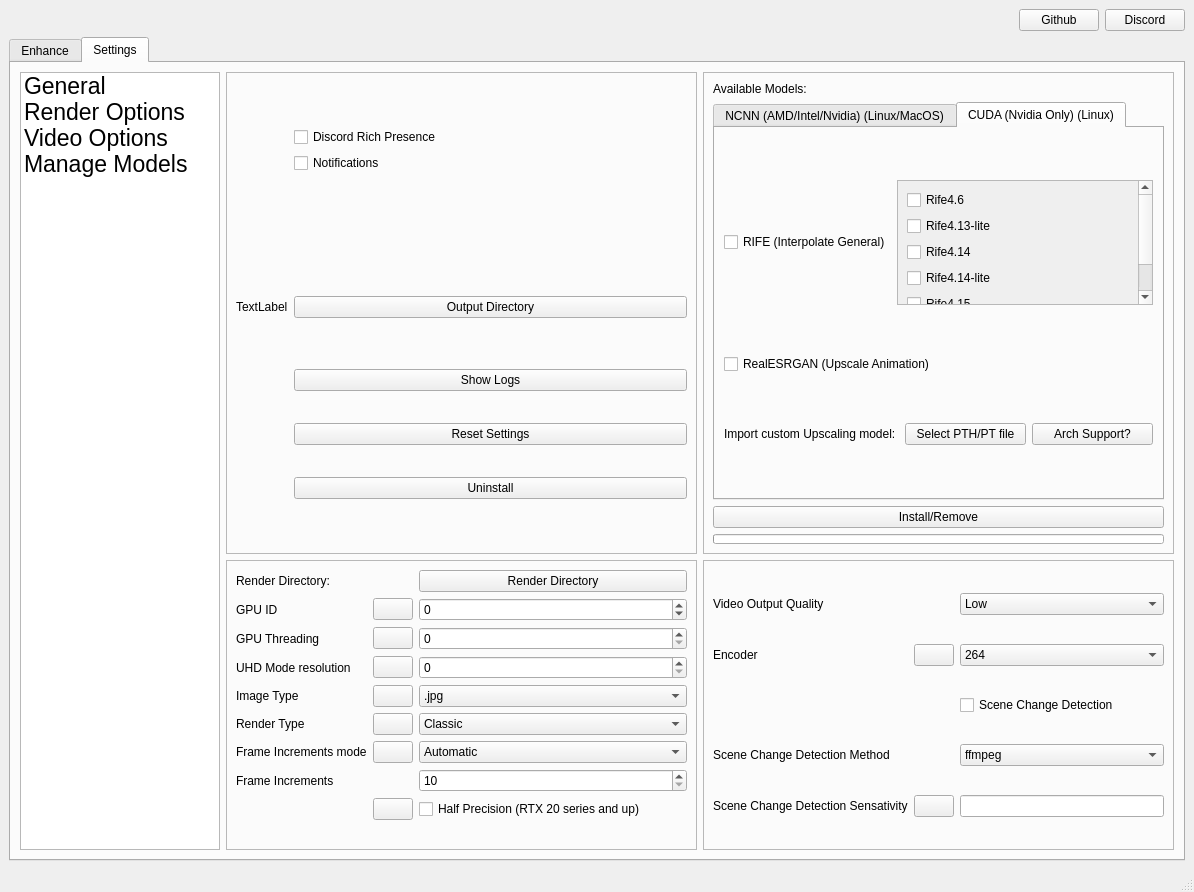
This is mainwindow.ui in TNTwise/REAL-Video-Enhancer as Qt 5 draws it before an edit. The edited form follows.
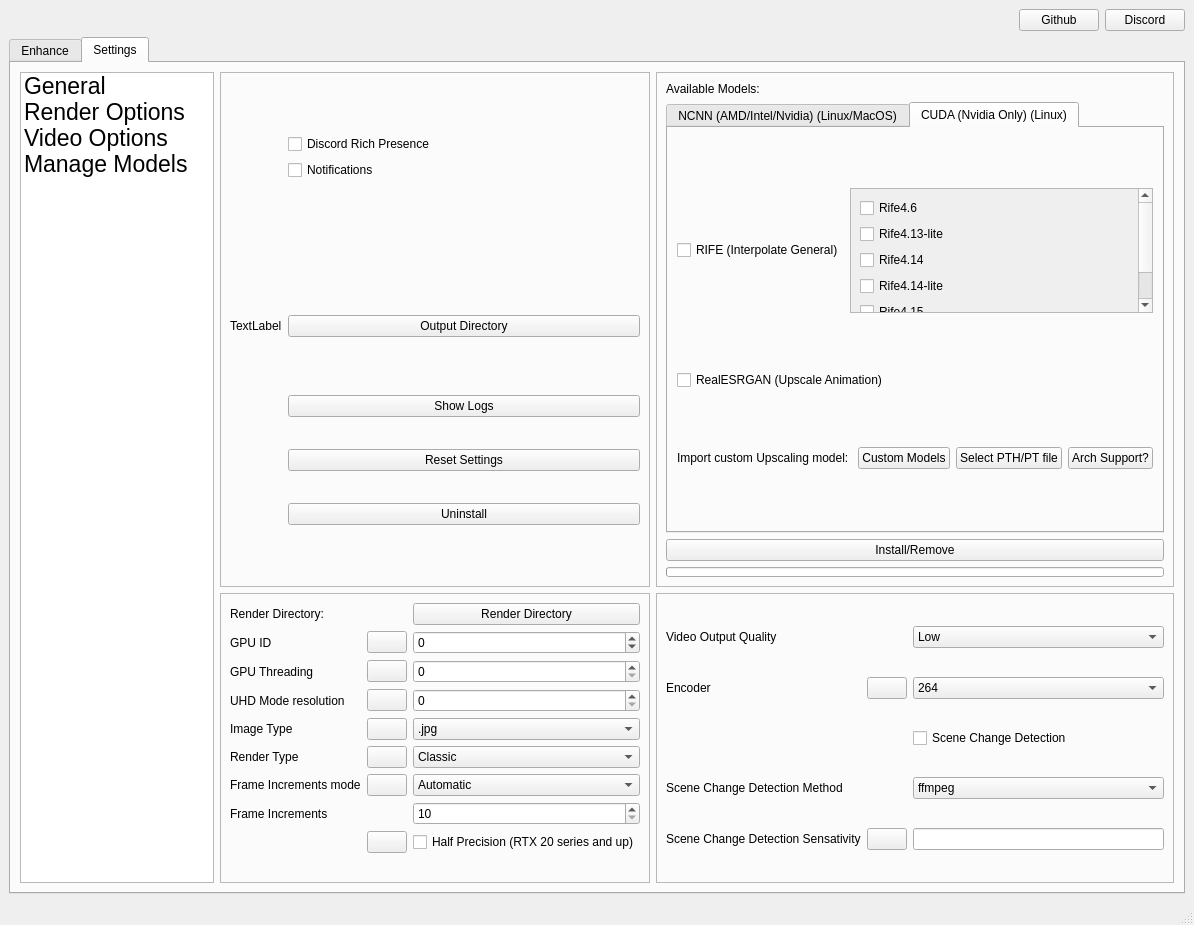
This is the edited form. The open tabs and pages were chosen to show the change. Icons and pictures are not drawn.

Commit message: add custom models link button

Diff of the .ui file:
```diff
--- a/mainwindow.ui
+++ b/mainwindow.ui
@@ -7,7 +7,7 @@
     <x>0</x>
     <y>0</y>
     <width>1194</width>
-    <height>892</height>
+    <height>925</height>
    </rect>
   </property>
   <property name="windowTitle">
@@ -944,7 +944,7 @@
                          <rect>
                           <x>0</x>
                           <y>0</y>
-                          <width>110</width>
+                          <width>303</width>
                           <height>186</height>
                          </rect>
                         </property>
@@ -1013,6 +1013,13 @@
                        </property>
                       </widget>
                      </item>
+                     <item>
+                      <widget class="QPushButton" name="customModelsButton">
+                       <property name="text">
+                        <string>Custom Models</string>
+                       </property>
+                      </widget>
+                     </item>
                      <item>
                       <widget class="QPushButton" name="PyTorchModelSelectButton">
                        <property name="text">
```
The commit also changes 7 other files.
